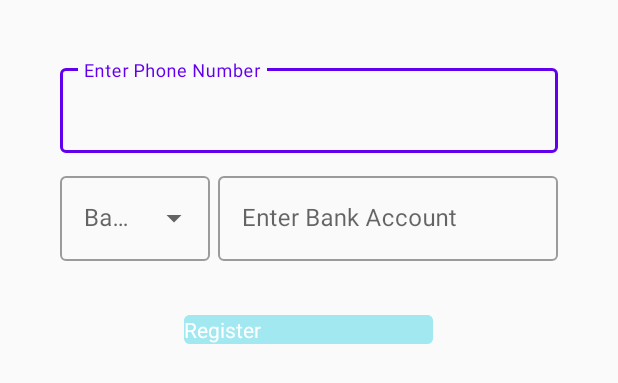
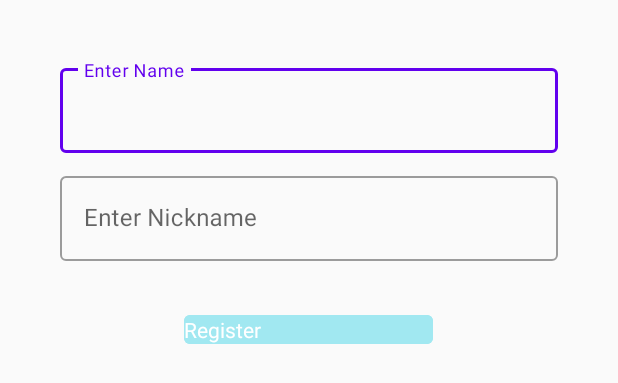
Before and after one commit to ChallangerCS496/Tobe1JBG, an Android app: the layout register_dialog.xml on its own in the app's theme, with its tools: preview values and no code run, on a phone screen of 412 x 824 dp. Shown: the top 383 px of the screen. Run offline under Robolectric (Android 15) with nearby library versions, the phone set to English and light mode, and no system bars.

Commit message:
facebook login

```diff
--- a/app/build.gradle
+++ b/app/build.gradle
@@ -32,7 +32,8 @@ dependencies {
     implementation 'androidx.lifecycle:lifecycle-extensions:2.2.0'
     implementation "androidx.cardview:cardview:1.0.0"
     implementation 'com.squareup.okhttp3:okhttp:4.8.0'
-    implementation 'com.facebook.android:facebook-android-sdk:[5, 6)'
+    implementation 'com.facebook.android:facebook-login:[5,6)'
+    implementation 'com.google.android.material:material:1.0.0-beta01'
     testImplementation 'junit:junit:4.13'
     androidTestImplementation 'androidx.test.ext:junit:1.1.1'
     androidTestImplementation 'androidx.test.espresso:espresso-core:3.2.0'
--- a/app/src/main/java/com/example/myapplication/Constants.java
+++ b/app/src/main/java/com/example/myapplication/Constants.java
@@ -1,5 +1,7 @@
 package com.example.myapplication;
 
 public class Constants {
-    public static final String SERVER_IP = "http://192.249.19.244:2980"; //해찬 서버
+    public static final String SERVER_IP = "http://192.249.19.244:2980"; //형규 서버
+//    public static final String SERVER_IP = "http://192.249.19.243:1"; //서버 연결 안된상태 테스트하고싶을 때
+    public static final String MY_ID = "3303476793211812";
 }
--- a/app/src/main/java/com/example/myapplication/MainActivity.java
+++ b/app/src/main/java/com/example/myapplication/MainActivity.java
@@ -4,6 +4,7 @@ import android.Manifest;
 import android.content.Intent;
 import android.content.pm.PackageManager;
 import android.os.Bundle;
+import android.util.Log;
 import android.view.Menu;
 import android.view.MenuItem;
 
@@ -31,6 +32,7 @@ public class MainActivity extends AppCompatActivity {
     @Override
     protected void onCreate(Bundle savedInstanceState) {
         super.onCreate(savedInstanceState);
+        Log.d("액티비티 진입", "Main activity");
 
         setContentView(R.layout.activity_main);
         BottomNavigationView navView = findViewById(R.id.nav_view);
--- a/app/src/main/java/com/example/myapplication/SplashActivity.java
+++ b/app/src/main/java/com/example/myapplication/SplashActivity.java
@@ -5,6 +5,7 @@ import android.content.Intent;
 import android.content.pm.PackageManager;
 import android.os.Bundle;
 import android.os.Handler;
+import android.util.Log;
 
 import androidx.appcompat.app.AppCompatActivity;
 import androidx.core.app.ActivityCompat;
@@ -16,6 +17,7 @@ public class SplashActivity extends AppCompatActivity {
 
     @Override
     protected void onCreate(Bundle savedInstanceState) {
+        Log.d("액티비티 진입", "Splash activity");
         super.onCreate(savedInstanceState);
         setContentView(R.layout.activity_splash);
         startLoading();
--- a/app/src/main/res/layout/register_dialog.xml
+++ b/app/src/main/res/layout/register_dialog.xml
@@ -11,10 +11,10 @@
         style="@style/Widget.MaterialComponents.TextInputLayout.OutlinedBox"
         >
         <com.google.android.material.textfield.TextInputEditText
-            android:id="@+id/phone_number"
+            android:id="@+id/enter_name"
             android:layout_width="match_parent"
             android:layout_height="wrap_content"
-            android:hint="Enter Phone Number"
+            android:hint="Enter Name"
             android:inputType="number"
             />
     </com.google.android.material.textfield.TextInputLayout>
@@ -22,42 +22,19 @@
         android:layout_width="match_parent"
         android:layout_height="10dp"
         />
-    <LinearLayout
+    <com.google.android.material.textfield.TextInputLayout
         android:layout_width="match_parent"
         android:layout_height="wrap_content"
+        style="@style/Widget.MaterialComponents.TextInputLayout.OutlinedBox"
         >
-        <com.google.android.material.textfield.TextInputLayout
-            android:layout_width="100dp"
-            android:layout_height="match_parent"
-            style="@style/Widget.MaterialComponents.TextInputLayout.OutlinedBox.ExposedDropdownMenu"
-            android:background="@android:color/transparent"
-            android:gravity="bottom"
-            android:layout_marginRight="5dp"
-            app:boxBackgroundColor="@android:color/transparent"
-            >
-            <AutoCompleteTextView
-                android:id="@+id/bank_type"
-                android:layout_width="match_parent"
-                android:layout_height="wrap_content"
-                android:hint="Bank Type"
-                android:inputType="number"
-                />
-        </com.google.android.material.textfield.TextInputLayout>
-        <com.google.android.material.textfield.TextInputLayout
-            android:layout_width="0dp"
-            android:layout_height="match_parent"
-            android:layout_weight="1"
-            style="@style/Widget.MaterialComponents.TextInputLayout.OutlinedBox.Dense"
-            >
-            <com.google.android.material.textfield.TextInputEditText
-                android:id="@+id/account_number"
-                android:layout_width="match_parent"
-                android:layout_height="match_parent"
-                android:hint="Enter Bank Account"
-                android:inputType="number"
-                />
-        </com.google.android.material.textfield.TextInputLayout>
-    </LinearLayout>
+        <com.google.android.material.textfield.TextInputEditText
+            android:id="@+id/enter_nickname"
+            android:layout_width="match_parent"
+            android:layout_height="wrap_content"
+            android:hint="Enter Nickname"
+            android:inputType="number"
+            />
+    </com.google.android.material.textfield.TextInputLayout>
     <Space
         android:layout_width="match_parent"
         android:layout_height="30dp"
--- a/app/src/main/res/values/strings.xml
+++ b/app/src/main/res/values/strings.xml
@@ -6,4 +6,8 @@
     <string name="my_group">My Group</string>
     <string name="my_page">My Page</string>
     <string name="start">START</string>
+    <string name="facebook_app_id">617980005811675</string>
+    <string name="fb_login_protocol_scheme">fb617980005811675</string>
+    <string name="server_error">서버 연결이 불안정 합니다.</string>
+
 </resources>
```
Also changed, not shown: app/src/main/AndroidManifest.xml (+15 -5 lines), app/src/main/java/com/example/myapplication/register/FacebookActivity.java (+64 -36 lines), app/src/main/java/com/example/myapplication/register/RegisterDialog.java (+8 -15 lines), app/src/main/java/com/example/myapplication/ui/home/LogAdapter.java (+6 -2 lines).
